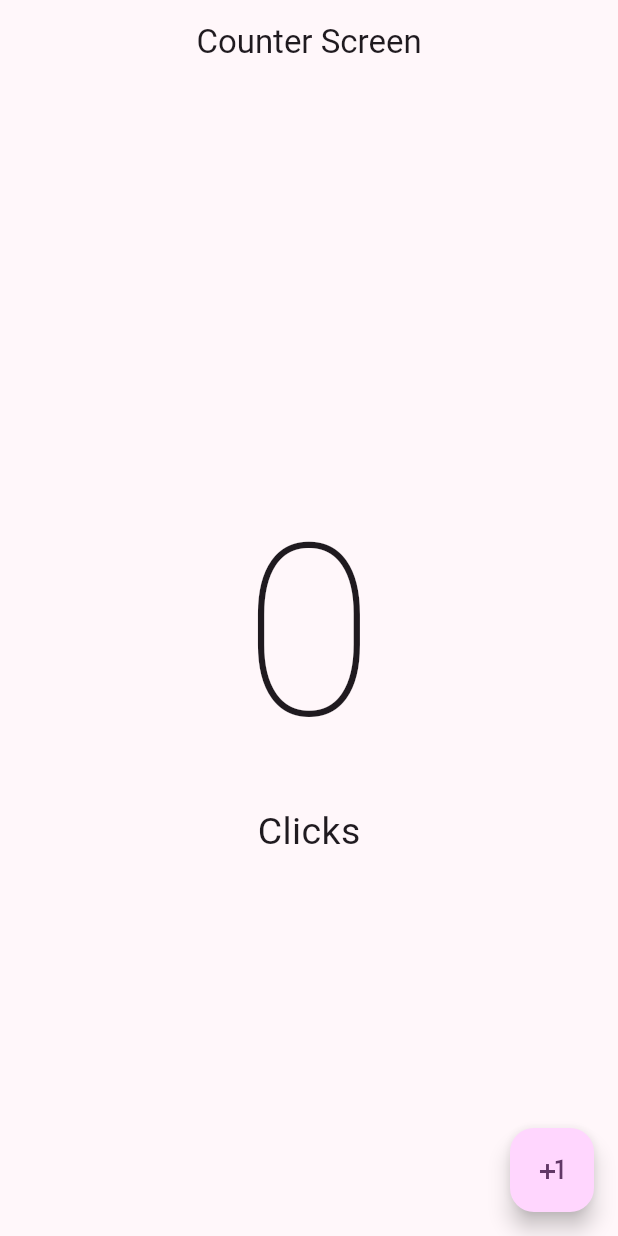
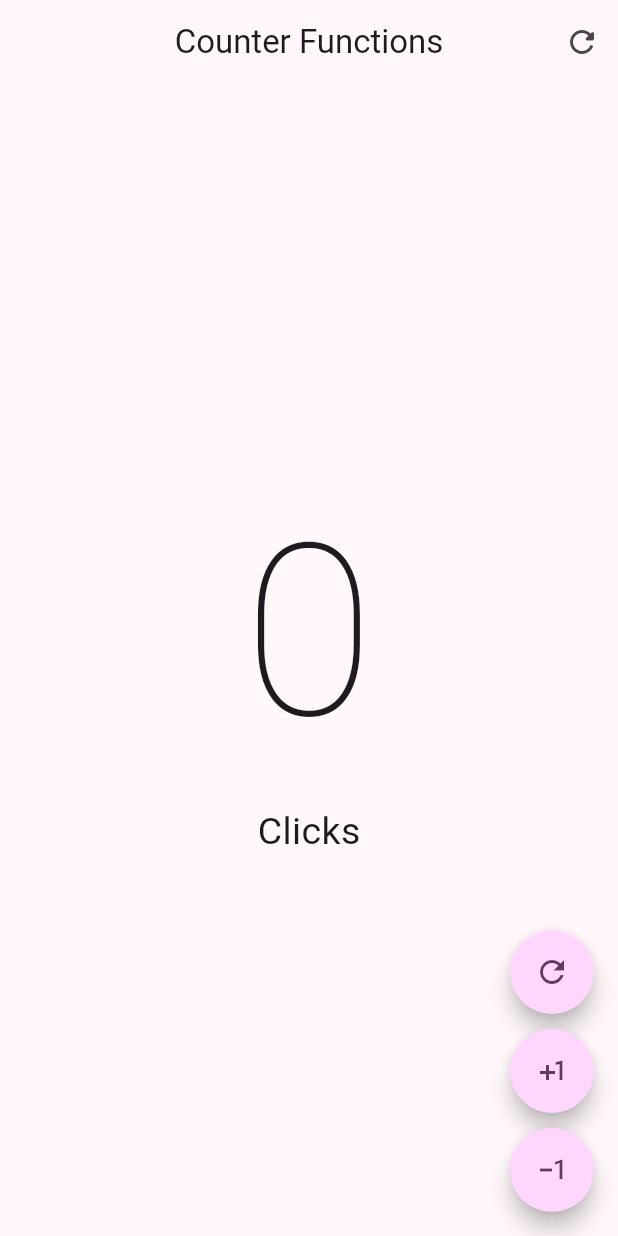
Before and after one commit to engelcituk/flutter-primeros-pasos, a Flutter app: the screen it shows after launch, on a phone screen of 412 x 824 dp. Run offline on Flutter 3.47's test engine with Material 2 defaults, Android fonts, the phone set to English and light mode, and no system bars.

Commit message:
app bar y acciones

```diff
--- a/lib/main.dart
+++ b/lib/main.dart
@@ -1,5 +1,6 @@
 import 'package:flutter/material.dart';
-import 'package:hello_world_app/presentation/screens/counter/counter_screen.dart';
+import 'package:hello_world_app/presentation/screens/counter/counter_functions_screen.dart';
+// import 'package:hello_world_app/presentation/screens/counter/counter_screen.dart';
 
 void main() {
   runApp( const MyApp() );
@@ -17,7 +18,7 @@ class MyApp extends StatelessWidget {
         useMaterial3: true,
         colorSchemeSeed: Colors.purpleAccent
       ),
-      home: const CounterScreen()
+      home: const CounterFunctionsScreen()
     );
   }
 }
--- /dev/null
+++ b/lib/presentation/screens/counter/counter_functions_screen.dart
@@ -0,0 +1,79 @@
+import 'package:flutter/material.dart';
+
+class CounterFunctionsScreen extends StatefulWidget {
+  const CounterFunctionsScreen({super.key});
+
+  @override
+  State<CounterFunctionsScreen> createState() => _CounterFunctionsScreenState();
+}
+
+class _CounterFunctionsScreenState extends State<CounterFunctionsScreen> {
+  int clickCounter = 0;
+
+  @override
+  Widget build(BuildContext context) {
+    return Scaffold(
+      appBar: AppBar(
+          title: const Text('Counter Functions'),
+          centerTitle: true,
+          actions: [
+            IconButton(
+              icon: const Icon(Icons.refresh_rounded),
+              onPressed: () {
+                setState(() {
+                  clickCounter = 0;
+                });
+              },
+            ),
+          ]),
+      body: Center(
+        child: Column(
+          mainAxisAlignment: MainAxisAlignment.center,
+          children: [
+            Text(
+              '$clickCounter',
+              style:
+                  const TextStyle(fontSize: 160, fontWeight: FontWeight.w100),
+            ),
+            // Text('Click${ clickCounter == 1 ? '':'s' }', style: const TextStyle(fontSize: 25))
+            if (clickCounter == 1)
+              const Text('Click', style: TextStyle(fontSize: 25)),
+            if (clickCounter != 1)
+              const Text('Clicks', style: TextStyle(fontSize: 25)),
+          ],
+        ),
+      ),
+      floatingActionButton: Column(
+        mainAxisAlignment: MainAxisAlignment.end,
+        children: [
+          FloatingActionButton(
+            shape: const StadiumBorder(),
+            onPressed: () {
+              clickCounter++;
+              setState(() {});
+            },
+            child: const Icon(Icons.refresh_outlined),
+          ),
+          const SizedBox(height: 10,),
+          FloatingActionButton(
+            shape: const StadiumBorder(),
+            onPressed: () {
+              clickCounter++;
+              setState(() {});
+            },
+            child: const Icon(Icons.plus_one),
+          ),
+          const SizedBox(height: 10,),
+          FloatingActionButton(
+            shape: const StadiumBorder(),
+            onPressed: () {
+              clickCounter--;
+              setState(() {});
+            },
+            child: const Icon(Icons.exposure_minus_1_outlined),
+          )
+        ]
+      ),
+    );
+  }
+}
```
